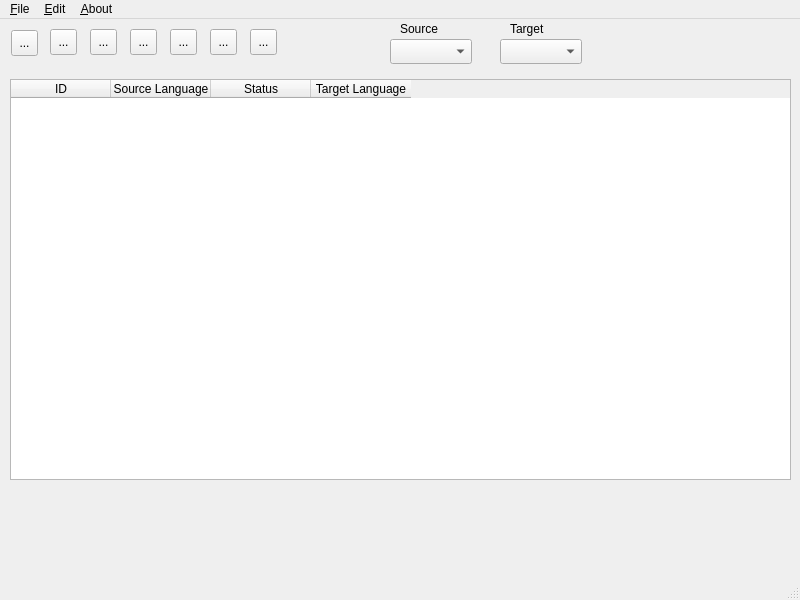
Above: mainwindow.ui from Cyberenchanter/Galaxy-Translator before the change. Below: the same form after it.
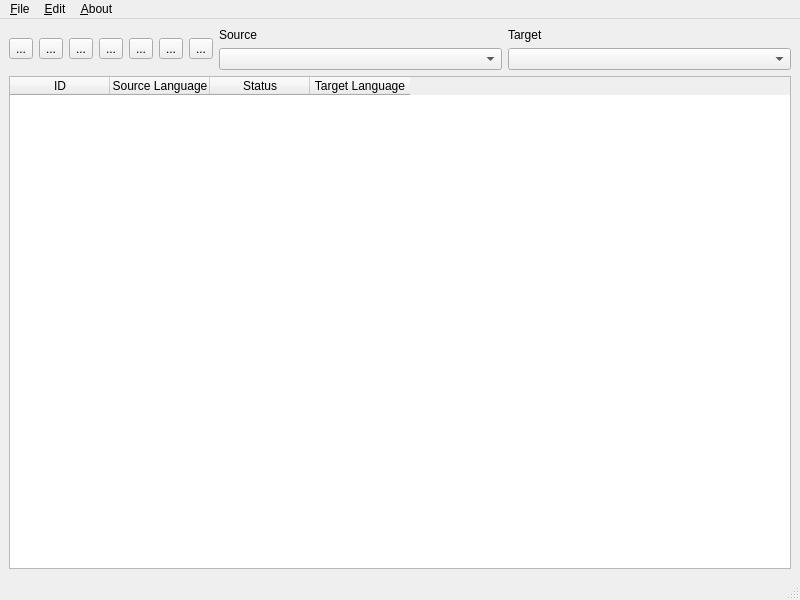
That is the form after the change.

Patch:
```diff
--- a/mainwindow.ui
+++ b/mainwindow.ui
@@ -14,173 +14,101 @@
    <string/>
   </property>
   <widget class="QWidget" name="centralwidget">
-   <widget class="QTableWidget" name="maintable">
-    <property name="geometry">
-     <rect>
-      <x>10</x>
-      <y>60</y>
-      <width>781</width>
-      <height>401</height>
-     </rect>
-    </property>
-    <column>
-     <property name="text">
-      <string>ID</string>
-     </property>
-    </column>
-    <column>
-     <property name="text">
-      <string>Source Language</string>
-     </property>
-    </column>
-    <column>
-     <property name="text">
-      <string>Status</string>
-     </property>
-    </column>
-    <column>
-     <property name="text">
-      <string>Target Language</string>
-     </property>
-    </column>
-   </widget>
+   <layout class="QGridLayout" name="gridLayout">
+    <item row="0" column="0" rowspan="2">
    <widget class="QToolButton" name="toolButton_new">
-    <property name="geometry">
-     <rect>
-      <x>11</x>
-      <y>11</y>
-      <width>27</width>
-      <height>26</height>
-     </rect>
-    </property>
     <property name="text">
      <string>...</string>
     </property>
    </widget>
-   <widget class="QToolButton" name="toolButton_open">
-    <property name="geometry">
-     <rect>
-      <x>130</x>
-      <y>10</y>
-      <width>27</width>
-      <height>26</height>
-     </rect>
-    </property>
-    <property name="text">
-     <string>...</string>
-    </property>
-   </widget>
-   <widget class="QToolButton" name="toolButton_paste">
-    <property name="geometry">
-     <rect>
-      <x>90</x>
-      <y>10</y>
-      <width>27</width>
-      <height>26</height>
-     </rect>
-    </property>
-    <property name="text">
-     <string>...</string>
-    </property>
-   </widget>
+    </item>
+    <item row="0" column="1" rowspan="2">
    <widget class="QToolButton" name="toolButton_copy">
-    <property name="geometry">
-     <rect>
-      <x>50</x>
-      <y>10</y>
-      <width>27</width>
-      <height>26</height>
-     </rect>
-    </property>
+      <property name="text">
+       <string>...</string>
+      </property>
+     </widget>
+    </item>
+    <item row="0" column="2" rowspan="2">
+     <widget class="QToolButton" name="toolButton_paste">
     <property name="text">
      <string>...</string>
     </property>
    </widget>
+    </item>
+    <item row="0" column="3" rowspan="2">
+     <widget class="QToolButton" name="toolButton_open">
+      <property name="text">
+       <string>...</string>
+      </property>
+     </widget>
+    </item>
+    <item row="0" column="4" rowspan="2">
    <widget class="QToolButton" name="toolButton_cut">
-    <property name="geometry">
-     <rect>
-      <x>170</x>
-      <y>10</y>
-      <width>27</width>
-      <height>26</height>
-     </rect>
-    </property>
     <property name="text">
      <string>...</string>
     </property>
    </widget>
+    </item>
+    <item row="0" column="5" rowspan="2">
    <widget class="QToolButton" name="toolButton_save">
-    <property name="geometry">
-     <rect>
-      <x>210</x>
-      <y>10</y>
-      <width>27</width>
-      <height>26</height>
-     </rect>
-    </property>
     <property name="text">
      <string>...</string>
     </property>
    </widget>
-   <widget class="QComboBox" name="lang_ori_select">
-    <property name="geometry">
-     <rect>
-      <x>390</x>
-      <y>20</y>
-      <width>82</width>
-      <height>25</height>
-     </rect>
-    </property>
-   </widget>
-   <widget class="QComboBox" name="lang_tar_select">
-    <property name="geometry">
-     <rect>
-      <x>500</x>
-      <y>20</y>
-      <width>82</width>
-      <height>25</height>
-     </rect>
-    </property>
-   </widget>
+    </item>
+    <item row="0" column="6" rowspan="2">
+     <widget class="QToolButton" name="toolButton_newItem">
+      <property name="text">
+       <string>...</string>
+      </property>
+     </widget>
+    </item>
+    <item row="0" column="7">
    <widget class="QLabel" name="lang_ori">
-    <property name="geometry">
-     <rect>
-      <x>400</x>
-      <y>0</y>
-      <width>51</width>
-      <height>20</height>
-     </rect>
-    </property>
     <property name="text">
      <string>Source</string>
     </property>
    </widget>
+    </item>
+    <item row="0" column="8">
    <widget class="QLabel" name="lang_tar">
-    <property name="geometry">
-     <rect>
-      <x>510</x>
-      <y>0</y>
-      <width>41</width>
-      <height>20</height>
-     </rect>
-    </property>
     <property name="text">
      <string>Target</string>
     </property>
    </widget>
-   <widget class="QToolButton" name="toolButton_newItem">
-    <property name="geometry">
-     <rect>
-      <x>250</x>
-      <y>10</y>
-      <width>27</width>
-      <height>26</height>
-     </rect>
-    </property>
+    </item>
+    <item row="1" column="7">
+     <widget class="QComboBox" name="lang_ori_select"/>
+    </item>
+    <item row="1" column="8">
+     <widget class="QComboBox" name="lang_tar_select"/>
+    </item>
+    <item row="2" column="0" colspan="9">
+     <widget class="QTableWidget" name="maintable">
+      <column>
+       <property name="text">
+        <string>ID</string>
+       </property>
+      </column>
+      <column>
     <property name="text">
-     <string>...</string>
-    </property>
-   </widget>
+        <string>Source Language</string>
+       </property>
+      </column>
+      <column>
+       <property name="text">
+        <string>Status</string>
+       </property>
+      </column>
+      <column>
+       <property name="text">
+        <string>Target Language</string>
+       </property>
+      </column>
+     </widget>
+    </item>
+   </layout>
   </widget>
   <widget class="QMenuBar" name="menubar">
    <property name="geometry">
```
Left out of the diff: 2 changed lines with no effect on the pictures. Lines whose indentation alone changed are shown as unchanged.
